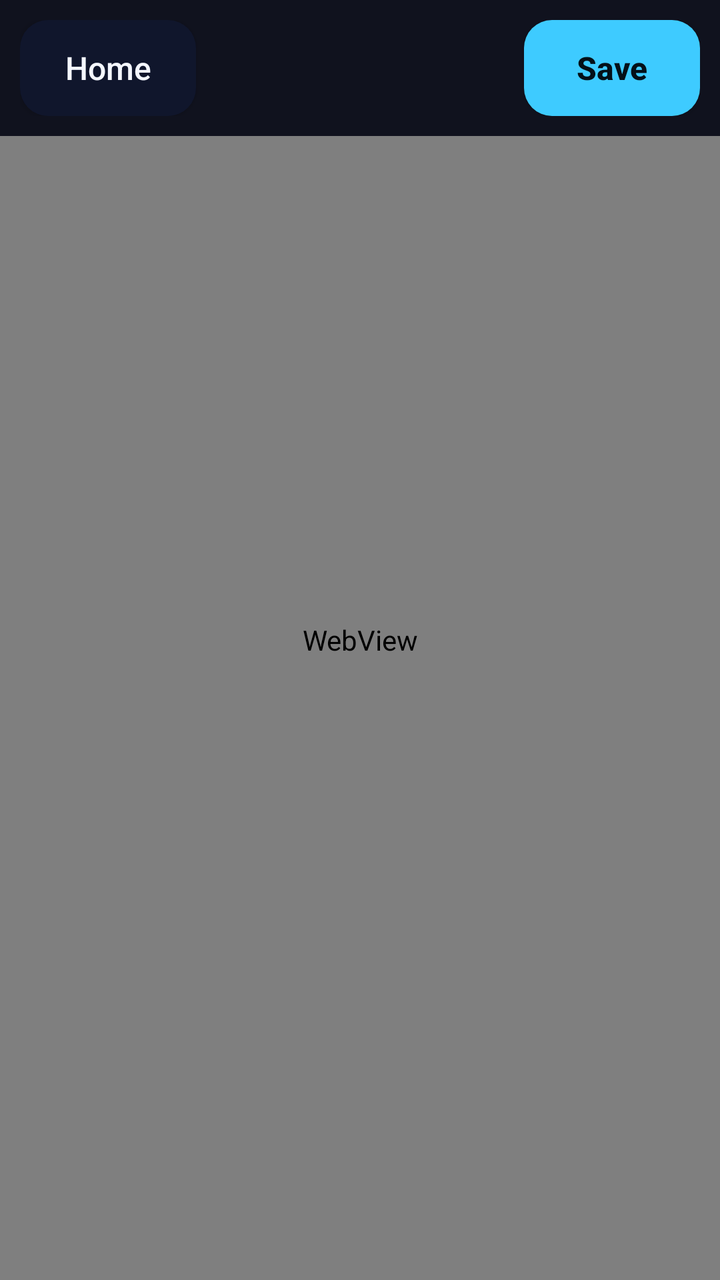
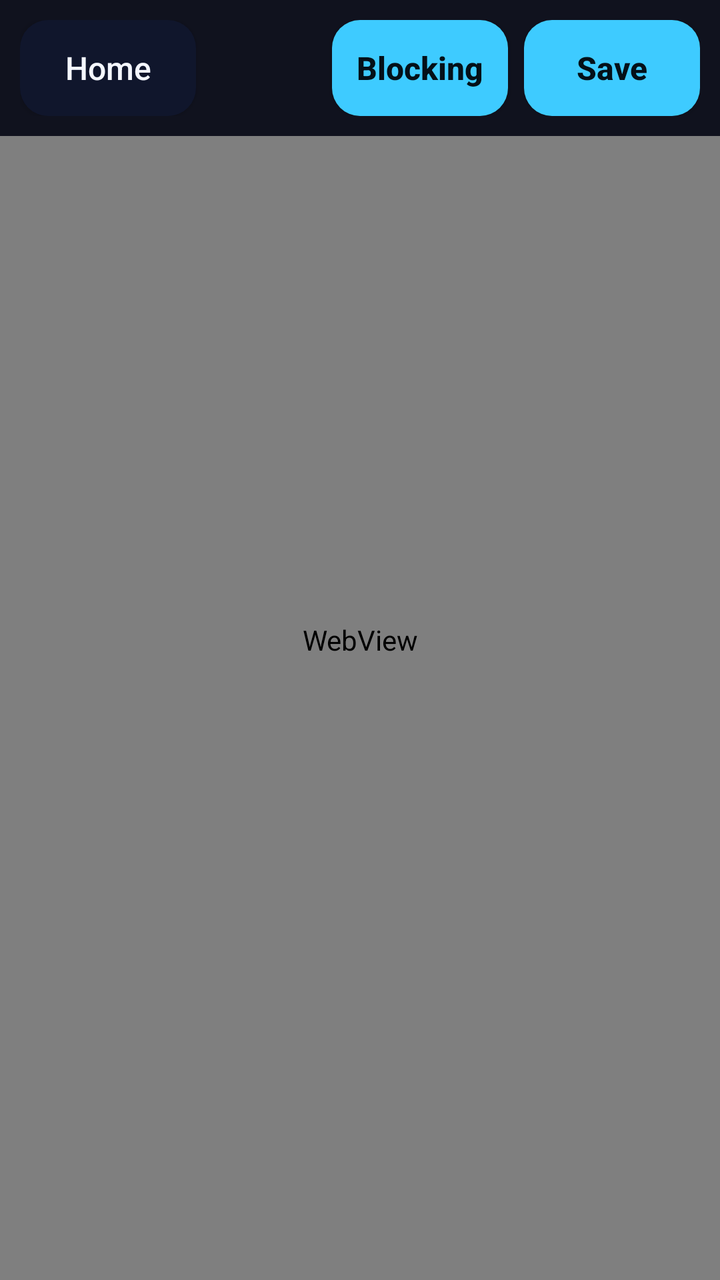

Before-and-after screenshots of an Android layout around one commit, followed by the original layout XML and the change that was made.
<!-- AndroidManifest.xml: application theme Theme.Xtream -->
<!-- res/layout/activity_browser.xml -->
<?xml version="1.0" encoding="utf-8"?>
<FrameLayout xmlns:android="http://schemas.android.com/apk/res/android"
    android:id="@+id/root"
    android:layout_width="match_parent"
    android:layout_height="match_parent"
    android:background="#02030A">

    <WebView
        android:id="@+id/web"
        android:layout_width="match_parent"
        android:layout_height="match_parent" />

    <LinearLayout
        android:id="@+id/chrome"
        android:layout_width="match_parent"
        android:layout_height="wrap_content"
        android:layout_gravity="top"
        android:background="#E6050714"
        android:gravity="center_vertical"
        android:orientation="horizontal"
        android:padding="10dp">

        <Button
            android:id="@+id/home"
            android:layout_width="wrap_content"
            android:layout_height="wrap_content"
            android:background="@drawable/bg_tile"
            android:minHeight="48dp"
            android:text="@string/home"
            android:textAllCaps="false"
            android:textColor="#F4F7FF"
            android:textSize="16sp" />

        <TextView
            android:id="@+id/page_title"
            android:layout_width="0dp"
            android:layout_height="wrap_content"
            android:layout_marginStart="16dp"
            android:layout_marginEnd="16dp"
            android:layout_weight="1"
            android:ellipsize="end"
            android:singleLine="true"
            android:textColor="#F4F7FF"
            android:textSize="18sp" />

        <Button
            android:id="@+id/save"
            android:layout_width="wrap_content"
            android:layout_height="wrap_content"
            android:background="@drawable/bg_go"
            android:minHeight="48dp"
            android:text="@string/save"
            android:textAllCaps="false"
            android:textColor="#041018"
            android:textSize="16sp"
            android:textStyle="bold" />
    </LinearLayout>
</FrameLayout>
<!-- resources referenced by this layout -->
<resources>
  <!-- drawable bg_go (drawable) -->
  <?xml version="1.0" encoding="utf-8"?>
  <selector xmlns:android="http://schemas.android.com/apk/res/android">
      <item android:state_focused="true">
          <shape android:shape="rectangle">
              <solid android:color="#7ADFFF" />
              <stroke android:width="3dp" android:color="#D946EF" />
              <corners android:radius="14dp" />
          </shape>
      </item>
      <item>
          <shape android:shape="rectangle">
              <solid android:color="#3ECBFF" />
              <corners android:radius="14dp" />
          </shape>
      </item>
  </selector>
  <!-- drawable bg_tile (drawable) -->
  <?xml version="1.0" encoding="utf-8"?>
  <selector xmlns:android="http://schemas.android.com/apk/res/android">
      <item android:state_focused="true">
          <shape android:shape="rectangle">
              <solid android:color="#182248" />
              <stroke android:width="3dp" android:color="#3ECBFF" />
              <corners android:radius="14dp" />
          </shape>
      </item>
      <item>
          <shape android:shape="rectangle">
              <solid android:color="#10162C" />
              <corners android:radius="14dp" />
          </shape>
      </item>
  </selector>
  <string name="home">Home</string>
  <string name="save">Save</string>
  <style name="Theme.Xtream" parent="android:Theme.Material.NoActionBar">
          <item name="android:windowBackground">#050714</item>
          <item name="android:colorBackground">#050714</item>
          <item name="android:statusBarColor">#050714</item>
          <item name="android:navigationBarColor">#050714</item>
          <item name="android:textColor">#F4F7FF</item>
          <item name="android:textColorHint">#9AA8D4</item>
      </style>
</resources>

<!-- the commit's change to res/layout/activity_browser.xml (unified diff, before → after) -->
@@ -44,6 +44,19 @@
             android:textSize="18sp" />
 
         <Button
+            android:id="@+id/block"
+            android:layout_width="wrap_content"
+            android:layout_height="wrap_content"
+            android:layout_marginEnd="8dp"
+            android:background="@drawable/bg_go"
+            android:minHeight="48dp"
+            android:text="@string/blocking"
+            android:textAllCaps="false"
+            android:textColor="#041018"
+            android:textSize="16sp"
+            android:textStyle="bold" />
+
+        <Button
             android:id="@+id/save"
             android:layout_width="wrap_content"
             android:layout_height="wrap_content"
<!-- resource entries referenced after the edit -->
@@ -34,6 +34,7 @@
           </shape>
       </item>
   </selector>
+  <string name="blocking">Blocking</string>
   <string name="home">Home</string>
   <string name="save">Save</string>
   <style name="Theme.Xtream" parent="android:Theme.Material.NoActionBar">
